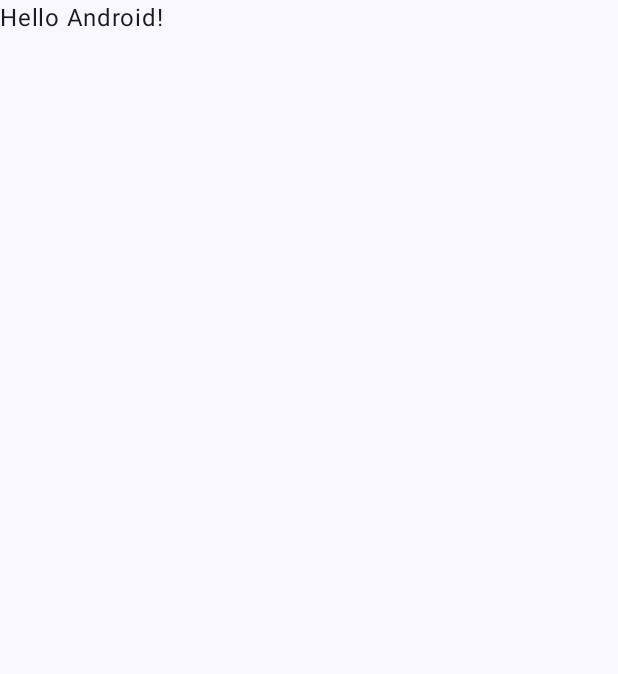
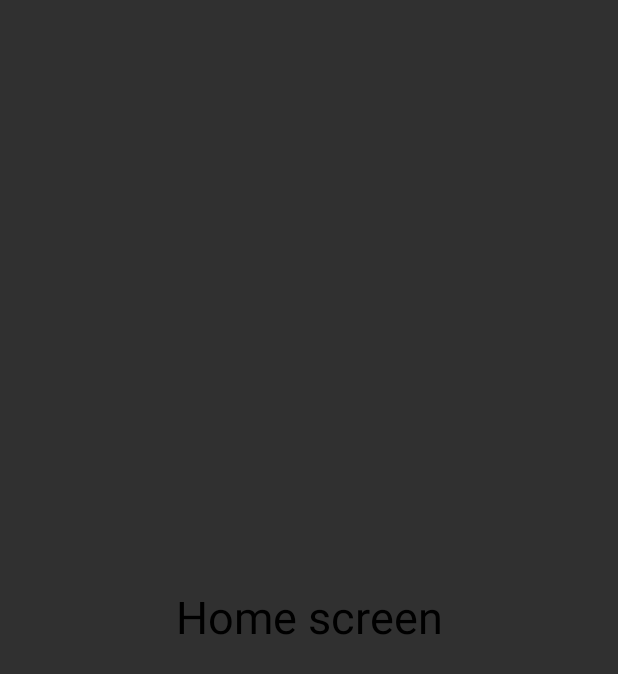
Before and after one commit to Evnee/funProject, an Android app built with Jetpack Compose: the screen it shows after launch (MainActivity), on a phone screen of 412 x 824 dp. Before the commit the part shown is almost empty. Shown: the top 674 px of the screen. Run offline under Robolectric (Android 15) with nearby library versions, the phone set to English and light mode, and no system bars.

Commit message:
home screen

```diff
--- a/app/src/main/java/ru/evneeinc/funProject/MainActivity.kt
+++ b/app/src/main/java/ru/evneeinc/funProject/MainActivity.kt
@@ -1,46 +1,14 @@
 package ru.evneeinc.funProject
 
 import android.os.Bundle
-import androidx.activity.ComponentActivity
-import androidx.activity.compose.setContent
-import androidx.compose.foundation.layout.fillMaxSize
-import androidx.compose.material3.MaterialTheme
-import androidx.compose.material3.Surface
-import androidx.compose.material3.Text
-import androidx.compose.runtime.Composable
-import androidx.compose.ui.Modifier
-import androidx.compose.ui.tooling.preview.Preview
-import ru.evneeinc.funProject.ui.theme.FunProjectTheme
+import androidx.appcompat.app.AppCompatActivity
+import ru.evneeinc.ui.HomeFragment
 
-class MainActivity : ComponentActivity() {
+class MainActivity : AppCompatActivity(R.layout.activity_main) {
     override fun onCreate(savedInstanceState: Bundle?) {
         super.onCreate(savedInstanceState)
-        setContent {
-            FunProjectTheme {
-                // A surface container using the 'background' color from the theme
-                Surface(
-                    modifier = Modifier.fillMaxSize(),
-                    color = MaterialTheme.colorScheme.background
-                ) {
-                    Greeting("Android")
-                }
-            }
-        }
+        val transactionManager = supportFragmentManager.beginTransaction()
+        transactionManager.add(R.id.fragment_container, HomeFragment())
+        transactionManager.commit()
     }
 }
-
-@Composable
-fun Greeting(name: String, modifier: Modifier = Modifier) {
-    Text(
-        text = "Hello $name!",
-        modifier = modifier
-    )
-}
-
-@Preview(showBackground = true)
-@Composable
-fun GreetingPreview() {
-    FunProjectTheme {
-        Greeting("Android")
-    }
-}
--- /dev/null
+++ b/app/src/main/res/layout/activity_main.xml
@@ -0,0 +1,7 @@
+<?xml version="1.0" encoding="utf-8"?>
+<androidx.fragment.app.FragmentContainerView xmlns:android="http://schemas.android.com/apk/res/android"
+    android:id="@+id/fragment_container"
+    android:layout_width="match_parent"
+    android:layout_height="match_parent">
+
+</androidx.fragment.app.FragmentContainerView>
--- a/app/src/main/res/values/themes.xml
+++ b/app/src/main/res/values/themes.xml
@@ -1,5 +1,4 @@
 <?xml version="1.0" encoding="utf-8"?>
 <resources>
-
-    <style name="Theme.FunProject" parent="android:Theme.Material.Light.NoActionBar" />
+    <style name="Theme.FunProject" parent="Theme.AppCompat.NoActionBar" />
 </resources>
--- a/build.gradle.kts
+++ b/build.gradle.kts
@@ -2,4 +2,6 @@
 plugins {
     id("com.android.application") version "8.2.0" apply false
     id("org.jetbrains.kotlin.android") version "1.9.0" apply false
+    id("org.jetbrains.kotlin.jvm") version "1.9.0" apply false
+    id("com.android.library") version "8.2.0" apply false
 }
--- /dev/null
+++ b/feature/home/ui/src/main/AndroidManifest.xml
@@ -0,0 +1,4 @@
+<?xml version="1.0" encoding="utf-8"?>
+<manifest>
+
+</manifest>
--- /dev/null
+++ b/feature/home/ui/src/main/java/ru/evneeinc/ui/HomeFragment.kt
@@ -0,0 +1,39 @@
+package ru.evneeinc.ui
+
+import android.os.Bundle
+import android.view.LayoutInflater
+import android.view.View
+import android.view.ViewGroup
+import androidx.compose.foundation.layout.Box
+import androidx.compose.foundation.layout.fillMaxSize
+import androidx.compose.material3.Text
+import androidx.compose.ui.Alignment
+import androidx.compose.ui.Modifier
+import androidx.compose.ui.platform.ComposeView
+import androidx.compose.ui.platform.ViewCompositionStrategy
+import androidx.compose.ui.unit.sp
+import androidx.fragment.app.Fragment
+
+class HomeFragment : Fragment() {
+
+    override fun onCreateView(
+        inflater: LayoutInflater,
+        container: ViewGroup?,
+        savedInstanceState: Bundle?,
+    ): View {
+        return ComposeView(requireContext()).apply {
+            setViewCompositionStrategy(ViewCompositionStrategy.DisposeOnViewTreeLifecycleDestroyed)
+            setContent {
+                //   FunProjectTheme {
+                Box(modifier = Modifier.fillMaxSize()) {
+                    Text(
+                        modifier = Modifier.align(Alignment.Center),
+                        text = "Home screen",
+                        fontSize = 30.sp,
+                    )
+                }
+                //  }
+            }
+        }
+    }
+}
--- a/settings.gradle.kts
+++ b/settings.gradle.kts
@@ -15,3 +15,6 @@ dependencyResolutionManagement {
 
 rootProject.name = "funProject"
 include(":app")
+include(":feature")
+include(":feature:home")
+include(":feature:home:ui")
```
Also changed, not shown: app/build.gradle.kts (+5 -2 lines), feature/home/ui/build.gradle.kts (added, +55 -0 lines), gradle/wrapper/gradle-wrapper.properties, 4 other files.
